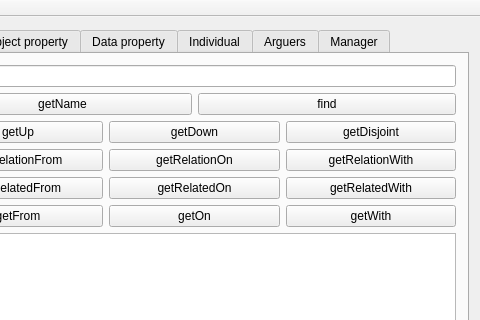
The window that ui/ontologui.ui (sarthou/ontologenius) describes before a commit, drawn with Qt 5; both pictures show x 91 to 571 and y 0 to 320 of the 571 by 585 pixel window.
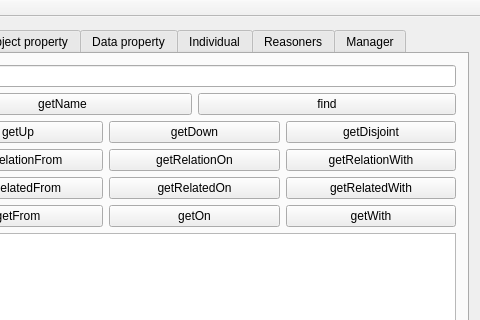
The same window after the commit. Icons and pictures are not drawn. Custom widgets are drawn as their Qt base class.

Commit message: [REFACT] Replace 'arguer' with 'reasoner' in files content

```diff
--- a/ui/ontologui.ui
+++ b/ui/ontologui.ui
@@ -792,7 +792,7 @@
       </widget>
       <widget class="QWidget" name="ArguerTab">
        <attribute name="title">
-        <string>Arguers</string>
+        <string>Reasoners</string>
        </attribute>
        <layout class="QHBoxLayout" name="horizontalLayout_13">
         <item>
```
Left out of the diff: 6 changed lines with no effect on the pictures. The commit also changes 33 other files.
